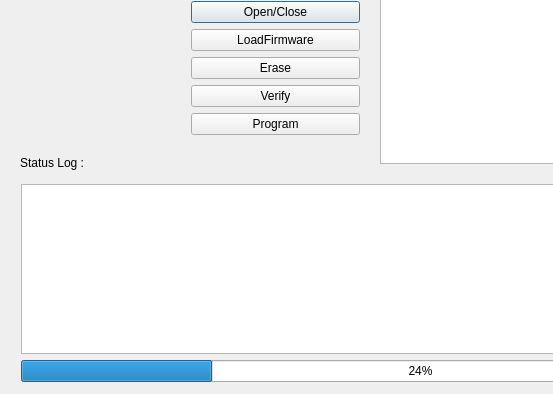
Qt form OpenCR_FW_Downloader/OpenCR_FW_Downloader/dialog.ui (2thetop/OpenCR) before a commit; both pictures show x 0 to 553 and y 277 to 671 of the 844 by 671 pixel window.
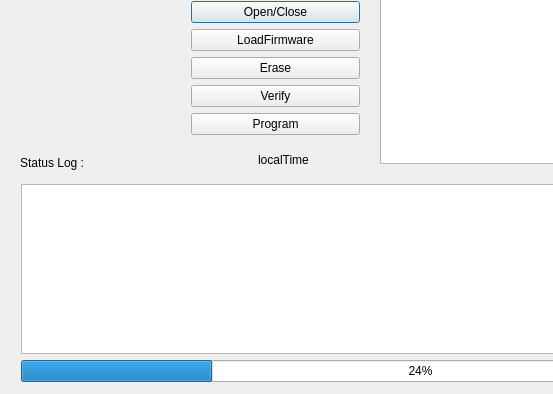
The same form after that commit. Custom widgets are drawn as their Qt base class.

The edit to the form file:
```diff
--- a/OpenCR_FW_Downloader/OpenCR_FW_Downloader/dialog.ui
+++ b/OpenCR_FW_Downloader/OpenCR_FW_Downloader/dialog.ui
@@ -151,7 +151,7 @@
     <string>Status Log :</string>
    </property>
   </widget>
-  <widget class="QWidget" name="">
+  <widget class="QWidget" name="layoutWidget">
    <property name="geometry">
     <rect>
      <x>10</x>
@@ -173,7 +173,7 @@
     </item>
    </layout>
   </widget>
-  <widget class="QWidget" name="">
+  <widget class="QWidget" name="layoutWidget">
    <property name="geometry">
     <rect>
      <x>180</x>
@@ -370,6 +370,19 @@
     </item>
    </layout>
   </widget>
+  <widget class="QLabel" name="label_13">
+   <property name="geometry">
+    <rect>
+     <x>258</x>
+     <y>427</y>
+     <width>111</width>
+     <height>20</height>
+    </rect>
+   </property>
+   <property name="text">
+    <string>localTime</string>
+   </property>
+  </widget>
  </widget>
  <layoutdefault spacing="6" margin="11"/>
  <customwidgets>
```
Left out of the diff: 1 changed line with no effect on the pictures.
